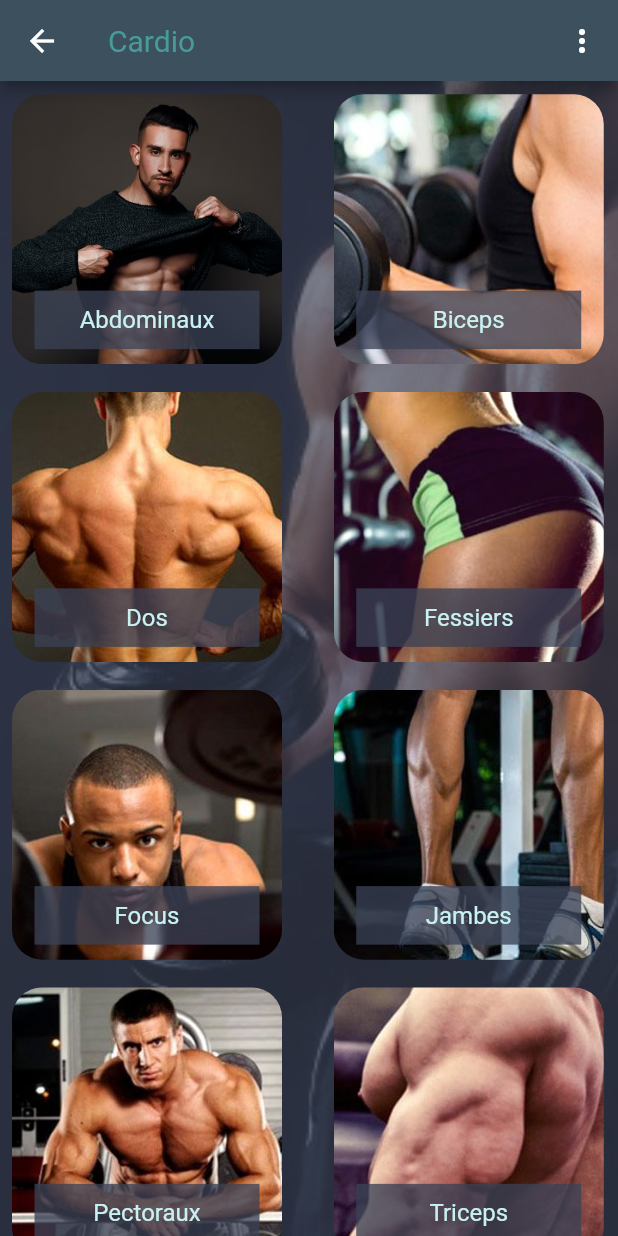
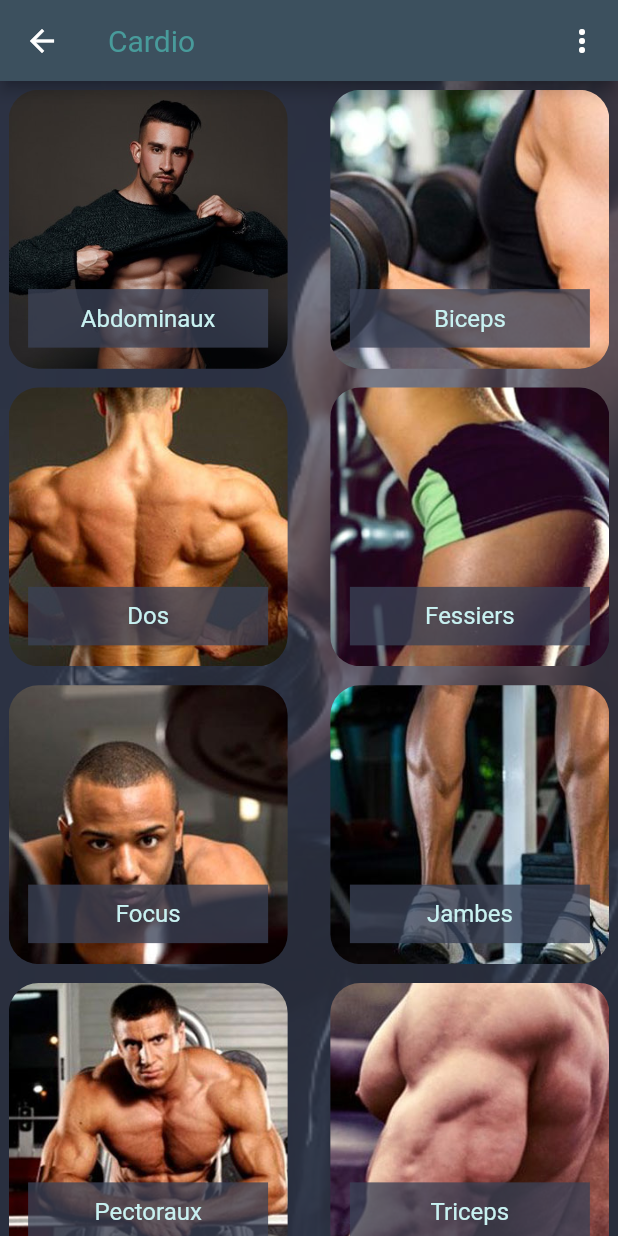
Before and after one commit to CA7460/GymSYS, a Flutter app: the screen it shows after launch, after a tap on "Cardio", on a phone screen of 412 x 824 dp. Run offline on Flutter 3.47's test engine with Material 2 defaults, Android fonts, the phone set to English and light mode, and no system bars; our stand-ins replace sqflite; missing offline and left inert: dart:ffi; accounts and stored records are empty.

Commit message:
All gridview pages now responsive with mediascreen

```diff
--- a/workout_app/lib/main.dart
+++ b/workout_app/lib/main.dart
@@ -1,9 +1,8 @@
 import 'package:flutter/material.dart';
 import 'package:workout_app/widgets/appbar.dart';
-// import 'package:flutter_stetho/flutter_stetho.dart';
 import 'package:workout_app/widgets/exercise_widget.dart';
 
-void main() => {/*Stetho.initialize(), */ runApp(WorkoutApp())};
+void main() => runApp(WorkoutApp());
 
 class WorkoutApp extends StatelessWidget {
 
@@ -16,30 +15,6 @@ class WorkoutApp extends StatelessWidget {
         child: Scaffold(
           backgroundColor: Color(0xff3a4155),
           appBar: homeAppBar,
-          // AppBar(
-          //   backgroundColor: Color(0xff3c505e),
-          //   title:
-          //       Text('WORKOUT APP', style: TextStyle(color: Color(0xff489b9b))),
-          //   //centerTitle: true,
-          //   actions: [
-          //     PopupMenuButton(
-          //         onSelected: (item) => _onSelected(context, item as int),
-          //         itemBuilder: (context) => [
-          //               PopupMenuItem(
-          //                 value: 0,
-          //                 child: Text('Add content'),
-          //               ),
-          //               PopupMenuItem(
-          //                 value: 1,
-          //                 child: Text('Remove content'),
-          //               ),
-          //               PopupMenuItem(
-          //                 value: 2,
-          //                 child: Text('Modify content'),
-          //               ),
-          //             ])
-          //   ],
-          // ),
           body: Container(
             decoration: BoxDecoration(
               image: DecorationImage(
--- a/workout_app/lib/widgets/category_workout_widget.dart
+++ b/workout_app/lib/widgets/category_workout_widget.dart
@@ -5,8 +5,7 @@ Future navigerEcrans(context, ecran) async {
   Navigator.push(context, MaterialPageRoute(builder: (context) => ecran));
 }
 
-class CategoryWorkoutWidget extends StatelessWidget
-{
+class CategoryWorkoutWidget extends StatelessWidget {
   final int id;
   final String image;
   final String title;
@@ -15,55 +14,47 @@ class CategoryWorkoutWidget extends StatelessWidget
 
   @override
   Widget build(BuildContext context) {
-    Size size = MediaQuery.of(context).size;
+    final screenWidth = MediaQuery.of(context).size.width;
+    final maxWidthForCard = screenWidth / 2;
+    final cardSize = maxWidthForCard - 20;
+    final labelWidth = cardSize - 26;
 
-    return Padding(
-      padding: const EdgeInsets.symmetric(vertical: 0, horizontal: 8),
-
-      child: Container(
-        height: 195,
-        width: 195,
-        child: InkWell(
+    return InkWell(
       onTap: () {
         navigerEcrans(context, ExerciseScreenWidget(id, title));
       },
-            child: Padding(
-              padding: const EdgeInsets.all(0),
-              child: Row(
+      child: Column(
         children: [
           Stack(
             children: [
               Container(
-                        width: 180,
-                        height: 180,
+                width: cardSize,
+                height: cardSize,
                 child: ClipRRect(
                   borderRadius: BorderRadius.circular(20.0),
                   child: Image(
                     image: AssetImage(image),
-                            fit: BoxFit.cover,),
+                    fit: BoxFit.cover,
                   ),
                 ),
-
+              ),
               Positioned(
-                        bottom: 10,
-                        left: 15,
-
+                bottom: 14,
+                left: (cardSize - labelWidth) / 2,
                 child: Container(
-                          // We use this Container to create a black box that wraps the white text so that the user can read the text even when the image is white
-                          width: 150,
+                  // black box that wraps the white text
+                  width: labelWidth,
                   color: Color(0xc53a4155),
                   padding: EdgeInsets.all(10),
-                          child: Text(title, style: TextStyle(fontSize: 16, color: Color(0xffc8f1f1)),
-                              textAlign: TextAlign.center
+                  child: Text(title,
+                      style: TextStyle(
+                          fontSize: 16, color: Color(0xffc8f1f1)),
+                      textAlign: TextAlign.center),
                 ),
               ),
-                      )
-                    ],
-                  )
             ],
           ),
-            )
-        ),
+        ],
       ),
     );
   }
--- a/workout_app/lib/widgets/exercise_grid_view_widget.dart
+++ b/workout_app/lib/widgets/exercise_grid_view_widget.dart
@@ -17,14 +17,12 @@ class ExerciseGridViewWidget extends StatelessWidget {
       ),
       itemBuilder: (context, index,) {
         return GestureDetector(
-          //child: Container(
           child: Column(
             mainAxisAlignment: MainAxisAlignment.spaceEvenly,
             children: [
               ExerciseWorkoutWidget(donneesObjectives[index].id, donneesObjectives[index].image, donneesObjectives[index].name),
             ],
           ),
-          //),
         );
       },
     );
```
Also changed, not shown: workout_app/lib/widgets/exercise_widget.dart (+0 -28 lines). Lines whose indentation alone changed are shown as unchanged.
